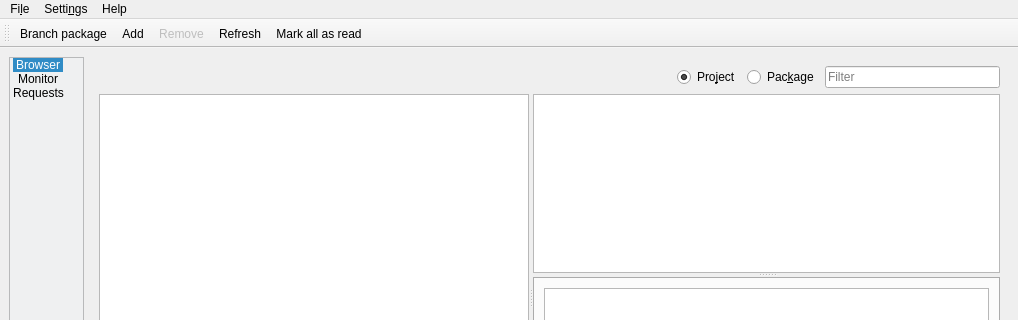
javierllorente/qactus, file src/gui/mainwindow.ui: the form before one commit; both pictures show x 0 to 1018 and y 0 to 320 of the 1018 by 540 pixel window.
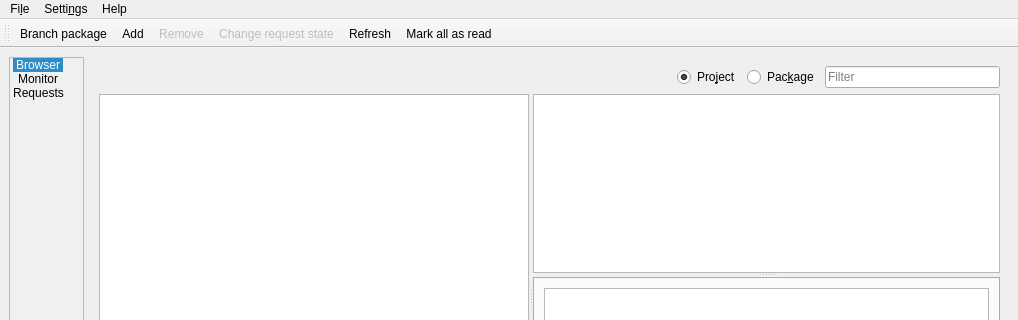
The form after the commit. Icons and pictures are not drawn. Custom widgets are drawn as their Qt base class.

Commit message: Add a "Change request state" button to the requests tab

```diff
--- a/src/gui/mainwindow.ui
+++ b/src/gui/mainwindow.ui
@@ -458,6 +458,7 @@
    <addaction name="action_Branch_package"/>
    <addaction name="action_Add"/>
    <addaction name="action_Remove"/>
+   <addaction name="actionChange_request_state"/>
    <addaction name="action_Refresh"/>
    <addaction name="action_Mark_all_as_read"/>
   </widget>
@@ -565,6 +566,20 @@
     <bool>false</bool>
    </property>
   </action>
+  <action name="actionChange_request_state">
+   <property name="enabled">
+    <bool>false</bool>
+   </property>
+   <property name="icon">
+    <iconset theme="mail-reply-sender"/>
+   </property>
+   <property name="text">
+    <string>Change request &amp;state</string>
+   </property>
+   <property name="visible">
+    <bool>false</bool>
+   </property>
+  </action>
  </widget>
  <customwidgets>
   <customwidget>
```
The commit also changes 1 other file.
